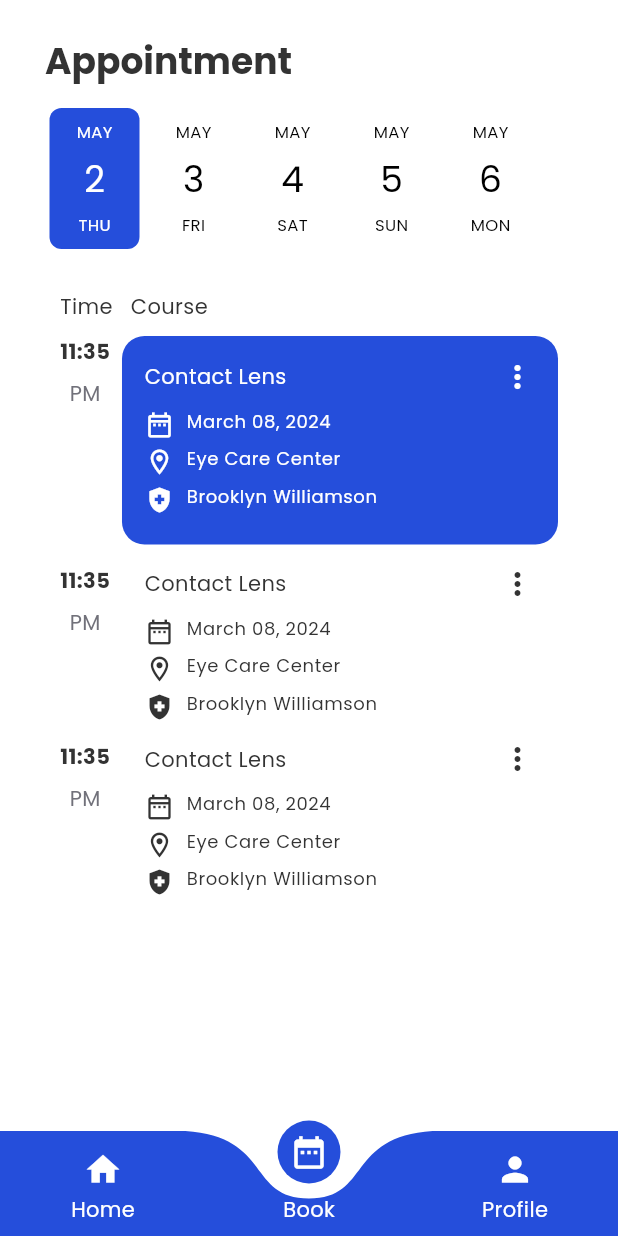
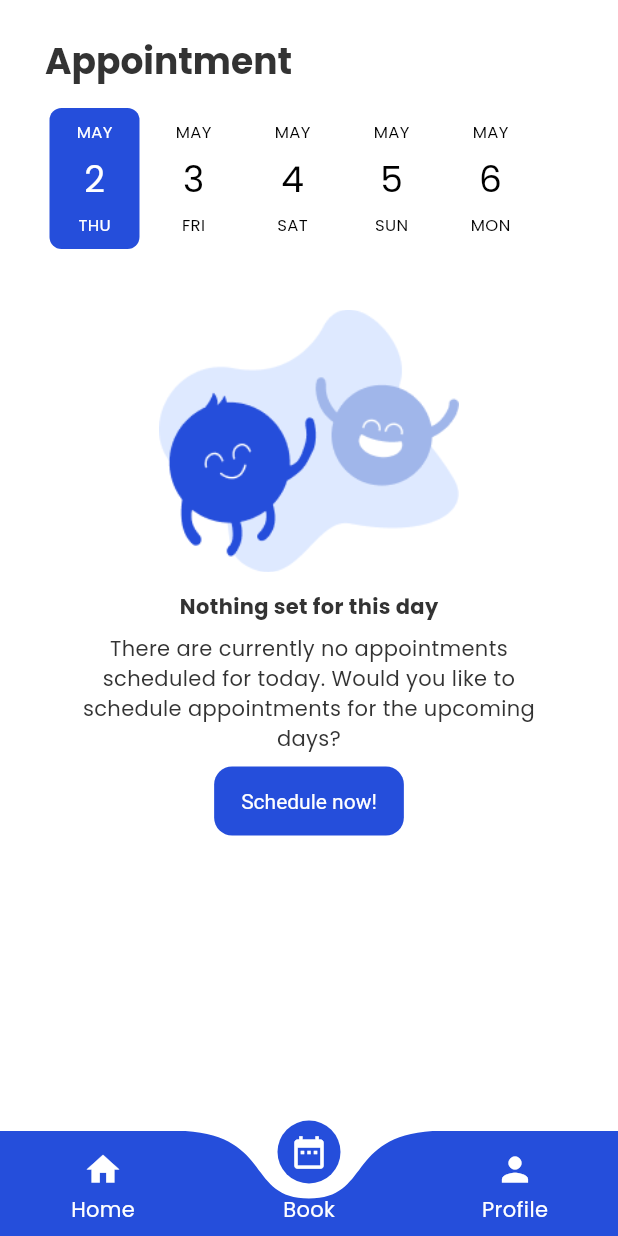
Before and after one commit to Isagani-lapira/Eye-Optical, a Flutter app: the screen it shows after launch, item 2 of the bottom bar chosen, on a phone screen of 412 x 824 dp. Run offline on Flutter 3.47's test engine with Material 3 defaults, Android fonts, the phone set to English and light mode, and no system bars; drawn by our look-alikes of curved_labeled_navigation_bar, date_picker_timeline; our stand-ins replace cloud_firestore, firebase_auth, firebase_core, fl_chart; accounts and stored records are empty.

Commit message:
Add: appointment tab UI

```diff
--- a/eyeoptic_app/lib/main.dart
+++ b/eyeoptic_app/lib/main.dart
@@ -25,6 +25,7 @@ class _MyAppState extends State<MyApp> {
     return MaterialApp(
       theme: AppTheme.themeData,
       home: const UserHomeScreen(),
+      debugShowCheckedModeBanner: false,
     );
   }
 }
--- a/eyeoptic_app/lib/screen/client/user/tabs/appointmenttab.dart
+++ b/eyeoptic_app/lib/screen/client/user/tabs/appointmenttab.dart
@@ -1,4 +1,5 @@
 import 'package:eyeoptic_app/theme/colors.dart';
+import 'package:eyeoptic_app/utils/string.dart';
 import 'package:eyeoptic_app/widget/timeline/timeline_card.dart';
 import 'package:flutter/material.dart';
 import 'package:date_picker_timeline/date_picker_timeline.dart';
@@ -26,18 +27,54 @@ class _AppointmentTabState extends State<AppointmentTab> {
           initialSelectedDate: DateTime.now(),
           selectionColor: AppColor.primaryColor,
           height: 100.0,
+          onDateChange: (selectedDate) => print(selectedDate),
         ),
         Expanded(
           child: Container(
             margin:
                 const EdgeInsets.symmetric(horizontal: 10.0, vertical: 25.0),
-            child: Column(
+            child: const NoAppointment(),
+          ),
+        )
+      ],
+    );
+  }
+}
+
+class NoAppointment extends StatelessWidget {
+  const NoAppointment({super.key});
+
+  @override
+  Widget build(BuildContext context) {
+    return Column(
       children: [
-                const Row(children: [
-                  Text('Time'),
-                  SizedBox(width: 12.0),
-                  Text('Course')
-                ]),
+        Image.asset(
+          'img/user_img/empty.png',
+          height: 200.0,
+          width: 200.0,
+        ),
+        Text(AppString.noAppointmentTitle,
+            style: Theme.of(context).textTheme.bodyMedium!.copyWith(
+                  fontWeight: FontWeight.bold,
+                )),
+        const SizedBox(height: 8.0),
+        const Text(AppString.noAppointmentDesc, textAlign: TextAlign.center),
+        const SizedBox(height: 8.0),
+        TextButton(onPressed: () {}, child: const Text('Schedule now!'))
+      ],
+    );
+  }
+}
+
+class AppointmentTile extends StatelessWidget {
+  const AppointmentTile({super.key});
+
+  @override
+  Widget build(BuildContext context) {
+    return Column(
+      children: [
+        const Row(
+            children: [Text('Time'), SizedBox(width: 12.0), Text('Course')]),
         Expanded(
           child: ListView(
             padding: const EdgeInsets.only(top: 10.0),
@@ -52,10 +89,6 @@ class _AppointmentTabState extends State<AppointmentTab> {
           ),
         )
       ],
-            ),
-          ),
-        )
-      ],
     );
   }
 }
--- a/eyeoptic_app/lib/utils/string.dart
+++ b/eyeoptic_app/lib/utils/string.dart
@@ -2,6 +2,11 @@ class AppString {
   //home
   static const companySlogan =
       'Preventable blindness, have your eyes tested today!';
+
+  //appointment
+  static const noAppointmentTitle = 'Nothing set for this day';
+  static const noAppointmentDesc =
+      'There are currently no appointments scheduled for today. Would you like to schedule appointments for the upcoming days?';
 
   static const emailTxt = 'Email Address';
   static const passTxt = 'Password';
```
Also changed, not shown: eyeoptic_app/img/user_img/empty.png (added). Lines whose indentation alone changed are shown as unchanged.
